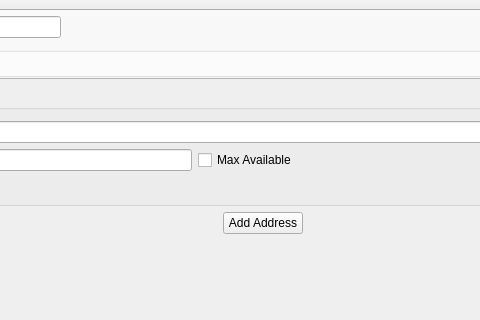
Before: the Qt Designer form src/mainwindow.ui in z-bitcoinz/BitcoinZ_Blue, drawn with Qt 5; both pictures show x 182 to 662 and y 110 to 430 of the 889 by 603 pixel window.
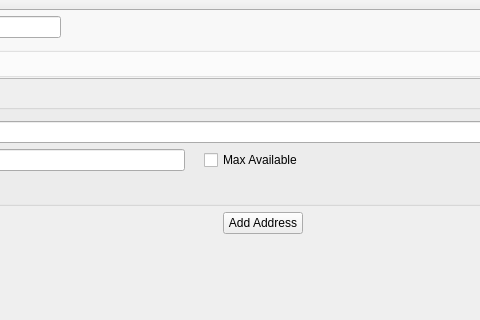
After: the same form once the commit is applied. Icons and pictures are not drawn.

Commit message: USD Amount in send tab

```diff
--- a/src/mainwindow.ui
+++ b/src/mainwindow.ui
@@ -352,6 +352,13 @@
                       </property>
                      </widget>
                     </item>
+                    <item>
+                     <widget class="QLabel" name="AmtUSD1">
+                      <property name="text">
+                       <string/>
+                      </property>
+                     </widget>
+                    </item>
                     <item>
                      <widget class="QCheckBox" name="Max1">
                       <property name="text">
```
The commit also changes 4 other files.
